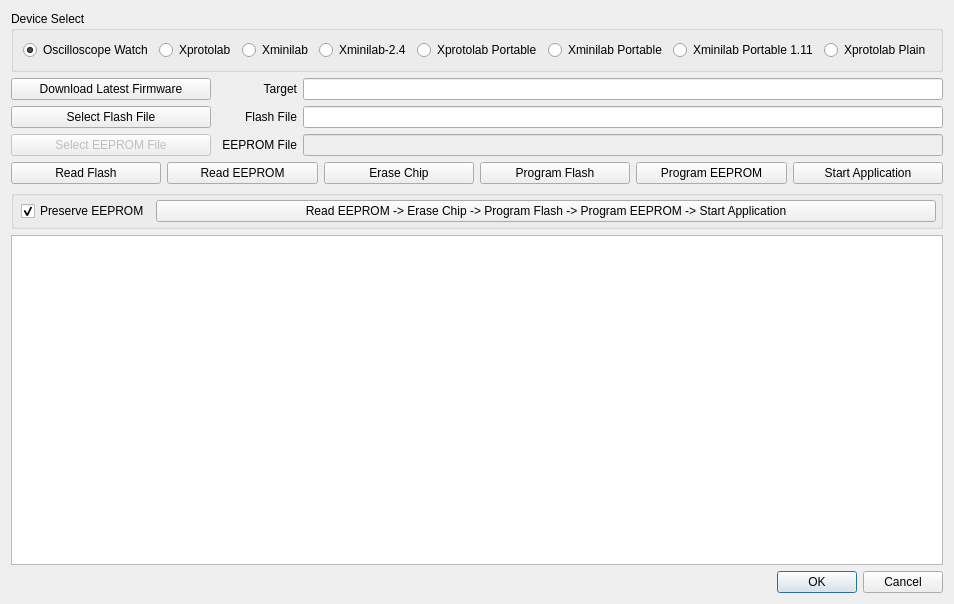
Above: bootloader.ui from ganzziani/xscopes-qt before the change. Below: the same form after it.
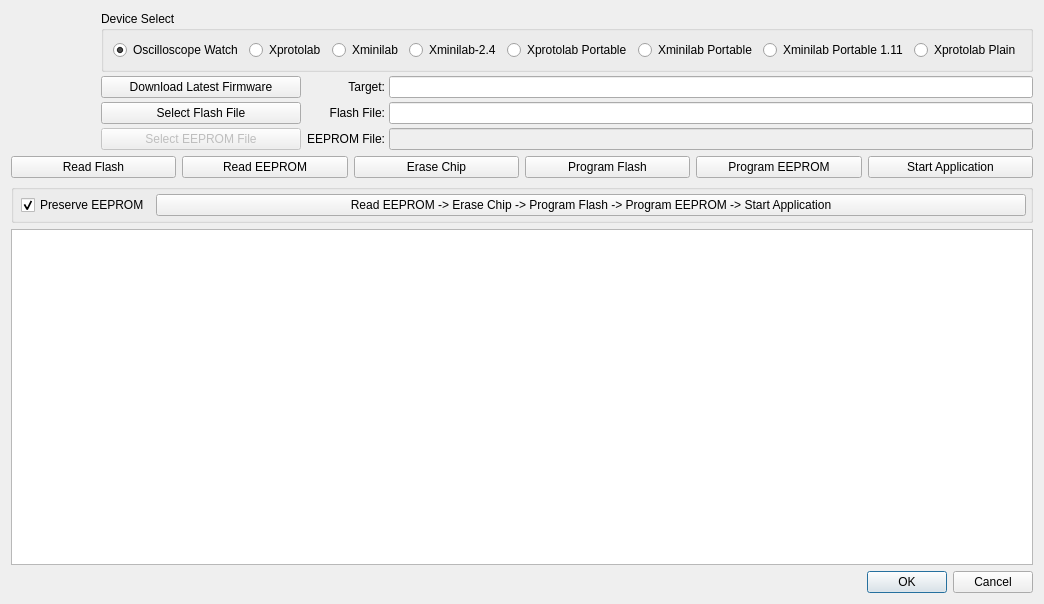
That is the form after the change. Icons and pictures are not drawn.

Commit message: Meter readings from the device, Device Select by device code, version in the .pro

The edit to the form file:
```diff
--- a/bootloader.ui
+++ b/bootloader.ui
@@ -19,6 +19,35 @@
   </property>
   <layout class="QVBoxLayout" name="verticalLayout">
    <item>
+    <layout class="QHBoxLayout" name="horizontalLayout_7">
+     <property name="spacing">
+      <number>4</number>
+     </property>
+     <item>
+      <widget class="QLabel" name="labelDevice">
+       <property name="minimumSize">
+        <size>
+         <width>86</width>
+         <height>0</height>
+        </size>
+       </property>
+       <property name="text">
+        <string/>
+       </property>
+       <property name="alignment">
+        <set>Qt::AlignmentFlag::AlignCenter</set>
+       </property>
+      </widget>
+     </item>
+     <item>
+      <layout class="QVBoxLayout" name="verticalLayout_3">
+       <property name="spacing">
+        <number>4</number>
+       </property>
+       <property name="bottomMargin">
+        <number>0</number>
+       </property>
+       <item>
     <widget class="QGroupBox" name="groupDeviceSelect">
      <property name="title">
       <string>Device Select</string>
@@ -117,7 +146,7 @@
     </widget>
    </item>
    <item>
-    <layout class="QHBoxLayout" name="horizontalLayout_5">
+        <layout class="QHBoxLayout" name="horizontalLayout_5" stretch="0,0,0">
      <item>
       <widget class="QPushButton" name="pushAutoLoad">
        <property name="minimumSize">
@@ -147,7 +176,7 @@
         </size>
        </property>
        <property name="text">
-        <string>Target</string>
+            <string>Target:</string>
        </property>
        <property name="alignment">
         <set>Qt::AlignRight|Qt::AlignTrailing|Qt::AlignVCenter</set>
@@ -186,7 +215,7 @@
         </size>
        </property>
        <property name="text">
-        <string>Flash File</string>
+            <string>Flash File:</string>
        </property>
        <property name="alignment">
         <set>Qt::AlignRight|Qt::AlignTrailing|Qt::AlignVCenter</set>
@@ -228,7 +257,7 @@
         </size>
        </property>
        <property name="text">
-        <string>EEPROM File</string>
+            <string>EEPROM File:</string>
        </property>
        <property name="alignment">
         <set>Qt::AlignRight|Qt::AlignTrailing|Qt::AlignVCenter</set>
@@ -244,6 +273,10 @@
      </item>
     </layout>
    </item>
+      </layout>
+     </item>
+    </layout>
+   </item>
    <item>
     <layout class="QHBoxLayout" name="horizontalLayout_3">
      <item>
```
Left out of the diff: 30 changed lines with no effect on the pictures. Lines whose indentation alone changed are shown as unchanged. The commit also changes 18 other files.
